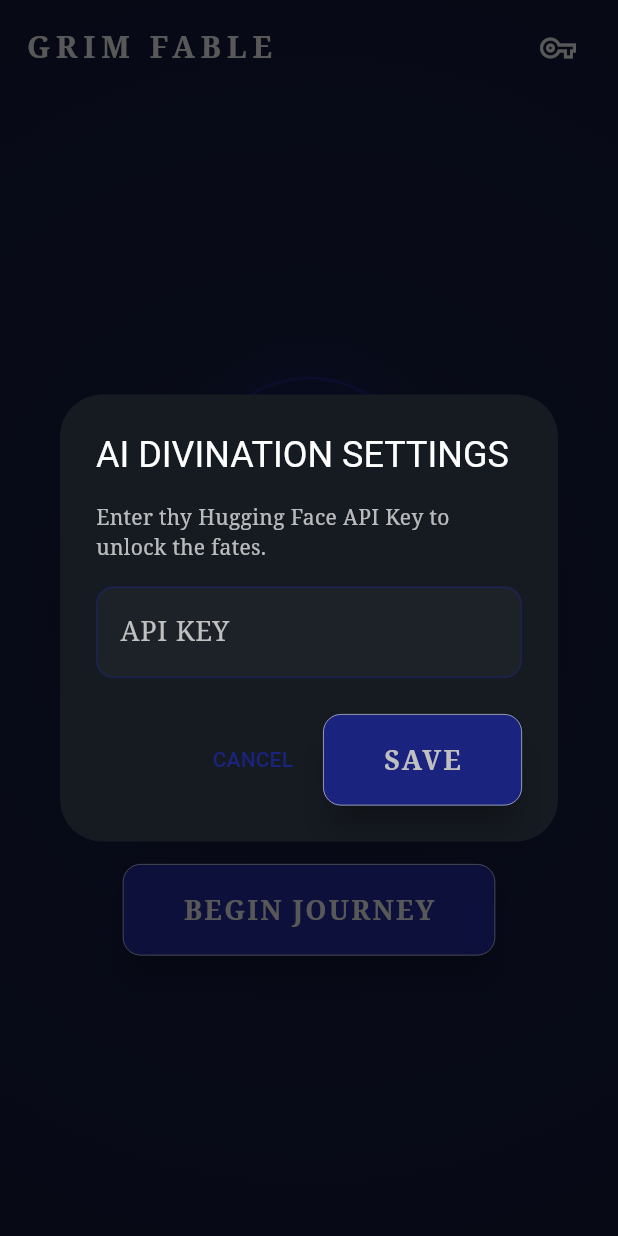
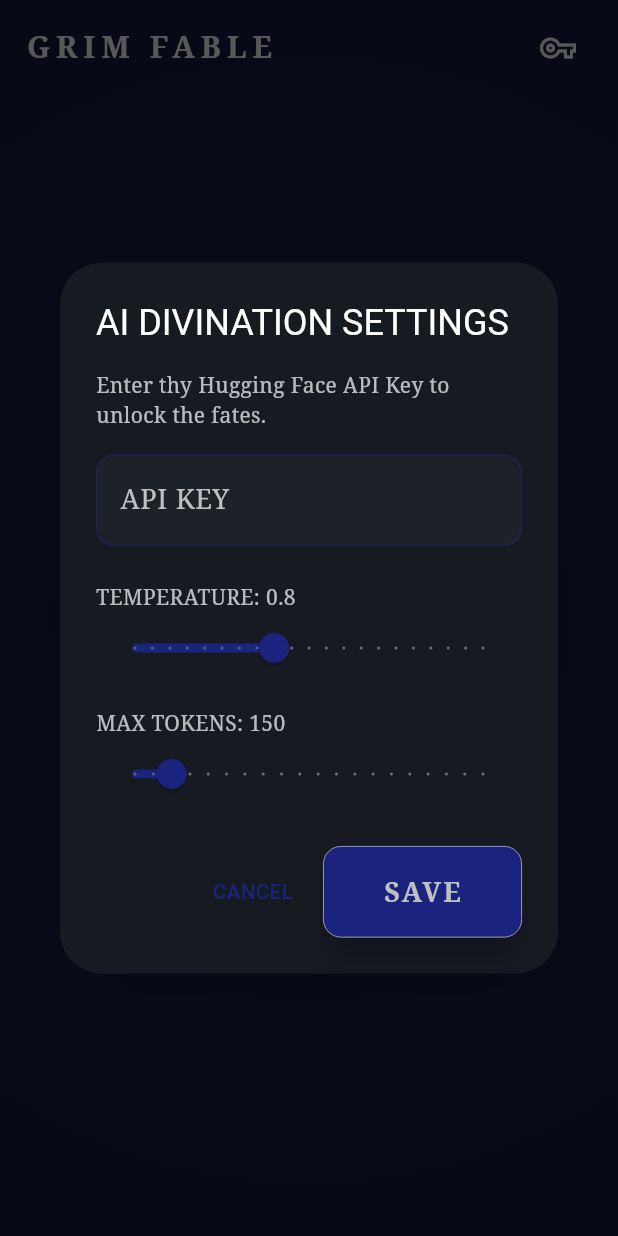
Before and after one commit to RobLobsta/Grim_Fable, a Flutter app: the screen it shows after launch, after a tap on the "vpn key" icon, on a phone screen of 412 x 824 dp. Run offline on Flutter 3.47's test engine with Material 3 defaults, Android fonts, the phone set to English and light mode, and no system bars; our stand-ins replace dio, flutter_markdown, flutter_riverpod, go_router, hive, hive_flutter; accounts and stored records are empty.

Commit message:
Adjust AI model parameters and add continue button
- Add Temperature (default 0.8) and Max Tokens (default 150) settings to a shared 'AiSettingsDialog'.
- Persist settings in Hive via SettingsService.
- Enforce short AI responses (1-2 paragraphs, 1-5 sentences) in adventure segments via system prompt and max_tokens parameter.
- Increase backstory generation length to 3-4 paragraphs with dark fantasy tone.
- Add a 'CONTINUE' button above the input box that appends AI responses to the current story segment.
- Update AIService and its implementations to support new parameters.
- Regenerate mocks and update tests to accommodate UI changes.

Co-authored-by: RobLobsta <197544388+RobLobsta@users.noreply.github.com>

```diff
--- a/grim_fable/lib/core/services/ai_service.dart
+++ b/grim_fable/lib/core/services/ai_service.dart
@@ -3,6 +3,8 @@ abstract class AIService {
     String prompt, {
     String? systemMessage,
     List<Map<String, String>>? history,
+    double? temperature,
+    int? maxTokens,
   });
   Future<String> generateBackstory(String characterName);
   Future<String> generateBackstoryUpdate(String currentBackstory, String adventureSummary);
--- a/grim_fable/lib/core/services/fake_ai_service.dart
+++ b/grim_fable/lib/core/services/fake_ai_service.dart
@@ -6,6 +6,8 @@ class FakeAIService implements AIService {
     String prompt, {
     String? systemMessage,
     List<Map<String, String>>? history,
+    double? temperature,
+    int? maxTokens,
   }) async {
     await Future.delayed(const Duration(seconds: 2));
     return "The mist swirls around your feet as you stand before the ancient iron gates. A chill wind carries the scent of damp earth and decay. You feel as if a thousand unseen eyes are watching you from the shadows of the twisted trees.";
--- a/grim_fable/lib/features/home/home_screen.dart
+++ b/grim_fable/lib/features/home/home_screen.dart
@@ -4,6 +4,7 @@ import 'package:go_router/go_router.dart';
 import '../character/character_provider.dart';
 import '../adventure/adventure_provider.dart';
 import '../../core/services/settings_service.dart';
+import '../../shared/widgets/ai_settings_dialog.dart';
 
 class HomeScreen extends ConsumerStatefulWidget {
   const HomeScreen({super.key});
@@ -174,54 +175,7 @@ class _HomeScreenState extends ConsumerState<HomeScreen> {
   }
 
   Future<void> _showApiKeyDialog(BuildContext context) async {
-    final controller = TextEditingController(text: ref.read(hfApiKeyProvider));
-    final scaffoldMessenger = ScaffoldMessenger.of(context);
-
-    return showDialog(
-      context: context,
-      builder: (context) => AlertDialog(
-        title: const Text('AI DIVINATION SETTINGS'),
-        content: Column(
-          mainAxisSize: MainAxisSize.min,
-          crossAxisAlignment: CrossAxisAlignment.start,
-          children: [
-            const Text(
-              'Enter thy Hugging Face API Key to unlock the fates.',
-              style: TextStyle(fontFamily: 'Serif', fontSize: 14, color: Colors.white70),
-            ),
-            const SizedBox(height: 16),
-            TextField(
-              controller: controller,
-              decoration: const InputDecoration(
-                labelText: 'API KEY',
-                hintText: 'hf_...',
-                border: OutlineInputBorder(),
-              ),
-              obscureText: true,
-              style: const TextStyle(fontFamily: 'Serif'),
-            ),
-          ],
-        ),
-        actions: [
-          TextButton(
-            onPressed: () => Navigator.of(context).pop(),
-            child: const Text('CANCEL'),
-          ),
-          ElevatedButton(
-            onPressed: () async {
-              await ref.read(hfApiKeyProvider.notifier).setApiKey(controller.text.trim());
-              if (context.mounted) {
-                Navigator.of(context).pop();
-                scaffoldMessenger.showSnackBar(
-                  const SnackBar(content: Text('The fates have been updated.')),
-                );
-              }
-            },
-            child: const Text('SAVE'),
-          ),
-        ],
-      ),
-    );
+    return AiSettingsDialog.show(context);
   }
 
   Widget _buildHeroIcon() {
--- /dev/null
+++ b/grim_fable/lib/shared/widgets/ai_settings_dialog.dart
@@ -0,0 +1,160 @@
+import 'package:flutter/material.dart';
+import 'package:flutter_riverpod/flutter_riverpod.dart';
+import '../../core/services/settings_service.dart';
+
+class AiSettingsDialog extends ConsumerWidget {
+  const AiSettingsDialog({super.key});
+
+  static Future<void> show(BuildContext context) {
+    return showDialog(
+      context: context,
+      builder: (context) => const AiSettingsDialog(),
+    );
+  }
+
+  @override
+  Widget build(BuildContext context, WidgetRef ref) {
+    final apiKeyController = TextEditingController(text: ref.watch(hfApiKeyProvider));
+    final temperature = ref.watch(temperatureProvider);
+    final maxTokens = ref.watch(maxTokensProvider);
+    final scaffoldMessenger = ScaffoldMessenger.of(context);
+
+    return StatefulBuilder(
+      builder: (context, setState) {
+        // We use local state for the sliders to make them smooth,
+        // but initialize with current provider values.
+        // Actually, since it's a dialog, we can just use local variables
+        // and only save when "SAVE" is pressed.
+        return _AiSettingsDialogInternal(
+          initialApiKey: apiKeyController.text,
+          initialTemperature: temperature,
+          initialMaxTokens: maxTokens,
+          onSave: (apiKey, temp, tokens) async {
+            await ref.read(hfApiKeyProvider.notifier).updateValue(apiKey);
+            await ref.read(temperatureProvider.notifier).updateValue(temp);
+            await ref.read(maxTokensProvider.notifier).updateValue(tokens);
+            if (context.mounted) {
+              Navigator.of(context).pop();
+              scaffoldMessenger.showSnackBar(
+                const SnackBar(content: Text('The fates have been updated.')),
+              );
+            }
+          },
+        );
+      },
+    );
+  }
+}
+
+class _AiSettingsDialogInternal extends StatefulWidget {
+  final String initialApiKey;
+  final double initialTemperature;
+  final int initialMaxTokens;
+  final Function(String, double, int) onSave;
+
+  const _AiSettingsDialogInternal({
+    required this.initialApiKey,
+    required this.initialTemperature,
+    required this.initialMaxTokens,
+    required this.onSave,
+  });
+
+  @override
+  State<_AiSettingsDialogInternal> createState() => _AiSettingsDialogInternalState();
+}
+
+class _AiSettingsDialogInternalState extends State<_AiSettingsDialogInternal> {
+  late TextEditingController _apiKeyController;
+  late double _temperature;
+  late int _maxTokens;
+
+  @override
+  void initState() {
+    super.initState();
+    _apiKeyController = TextEditingController(text: widget.initialApiKey);
+    _temperature = widget.initialTemperature;
+    _maxTokens = widget.initialMaxTokens;
+  }
+
+  @override
+  void dispose() {
+    _apiKeyController.dispose();
+    super.dispose();
+  }
+
+  @override
+  Widget build(BuildContext context) {
+    return AlertDialog(
+      title: const Text('AI DIVINATION SETTINGS'),
+      content: SingleChildScrollView(
+        child: Column(
+          mainAxisSize: MainAxisSize.min,
+          crossAxisAlignment: CrossAxisAlignment.start,
+          children: [
+            const Text(
+              'Enter thy Hugging Face API Key to unlock the fates.',
+              style: TextStyle(fontFamily: 'Serif', fontSize: 14, color: Colors.white70),
+            ),
+            const SizedBox(height: 16),
+            TextField(
+              controller: _apiKeyController,
+              decoration: const InputDecoration(
+                labelText: 'API KEY',
+                hintText: 'hf_...',
+                border: OutlineInputBorder(),
+              ),
+              obscureText: true,
+              style: const TextStyle(fontFamily: 'Serif'),
+            ),
+            const SizedBox(height: 24),
+            Text(
+              'TEMPERATURE: ${_temperature.toStringAsFixed(1)}',
+              style: const TextStyle(fontFamily: 'Serif', fontSize: 14, color: Colors.white70),
+            ),
+            Slider(
+              value: _temperature,
+              min: 0.0,
+              max: 2.0,
+              divisions: 20,
+              onChanged: (value) {
+                setState(() {
+                  _temperature = value;
+                });
+              },
+            ),
+            const SizedBox(height: 16),
+            Text(
+              'MAX TOKENS: $_maxTokens',
+              style: const TextStyle(fontFamily: 'Serif', fontSize: 14, color: Colors.white70),
+            ),
+            Slider(
+              value: _maxTokens.toDouble(),
+              min: 50,
+              max: 1000,
+              divisions: 19,
+              onChanged: (value) {
+                setState(() {
+                  _maxTokens = value.toInt();
+                });
+              },
+            ),
+          ],
+        ),
+      ),
+      actions: [
+        TextButton(
+          onPressed: () => Navigator.of(context).pop(),
+          child: const Text('CANCEL'),
+        ),
+        ElevatedButton(
+          onPressed: () => widget.onSave(
+            _apiKeyController.text.trim(),
+            _temperature,
+            _maxTokens,
+          ),
+          child: const Text('SAVE'),
+        ),
+      ],
+    );
+  }
+}
```
Also changed, not shown: grim_fable/lib/core/services/hf_ai_service.dart (+9 -6 lines), grim_fable/lib/core/services/settings_service.dart (+47 -6 lines), grim_fable/lib/features/adventure/adventure_provider.dart (+75 -3 lines), grim_fable/lib/features/adventure/adventure_screen.dart (+59 -47 lines), 3 other files.
